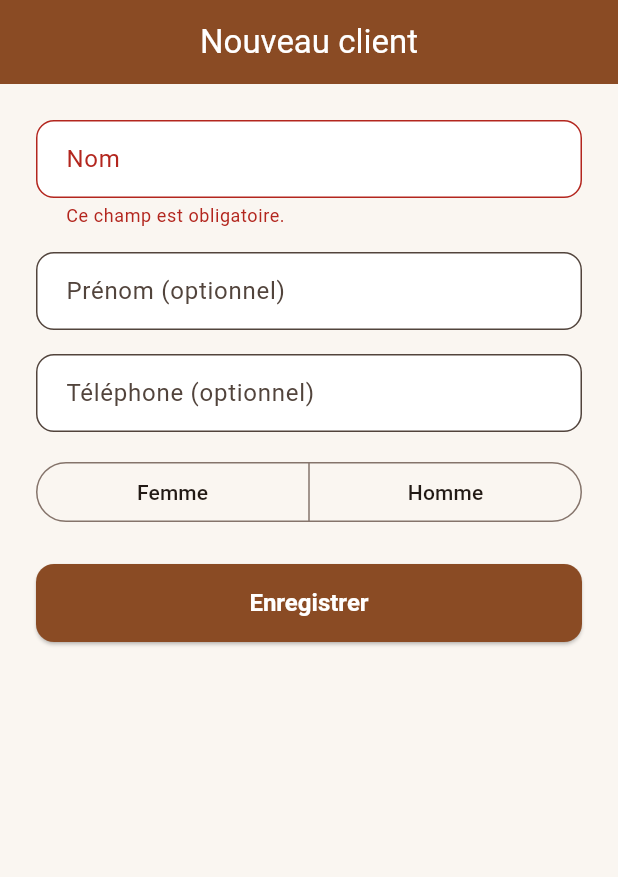
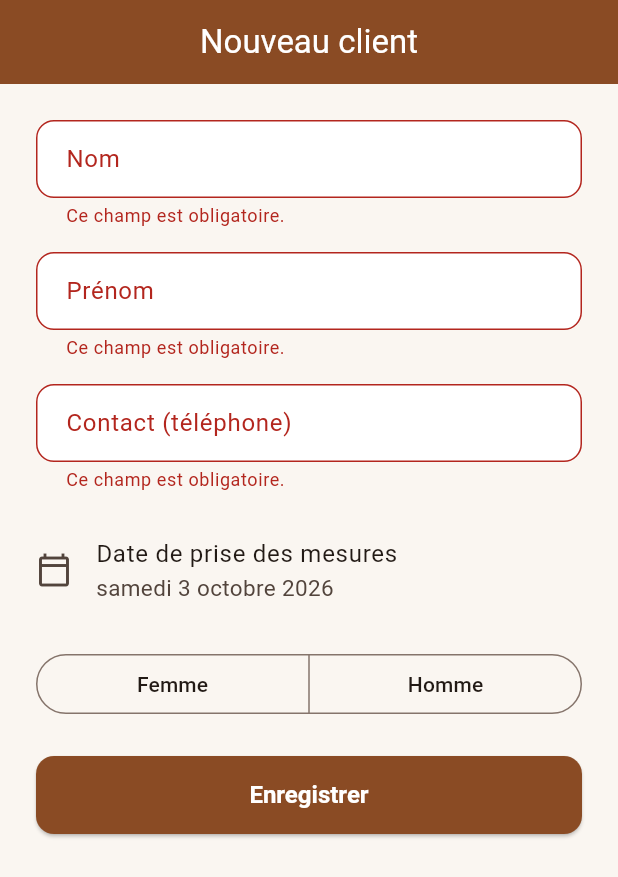
Before and after one commit to ouattaradanou-debug/forevercare-ai, a Flutter app: the EcranFormulaireClient screen opened by its route, after a tap on "Enregistrer", on a phone screen of 412 x 824 dp. Shown: the top 877 px of the screen. Run offline on Flutter 3.47's test engine with Material 3 defaults, Android fonts, the phone set to English and light mode, and no system bars; our stand-ins replace connectivity_plus, drift, flutter_image_compress, flutter_local_notifications, flutter_riverpod, flutter_timezone and 9 more; accounts and stored records are empty; generated files the repository leaves out were written again.

Commit message:
fix(atelier_plus): aligne le client sur la vraie base (prénom/téléphone/sexe obligatoires + date de prise des mesures)
La table clients exige prenom/telephone/sexe/date_prise_mesures en NOT
NULL — le formulaire les traitait comme optionnels et ignorait complètement
la date de prise des mesures. Corrige le modèle, le cache local (nouvelle
colonne + migration), le repository et le formulaire en conséquence.

Étape intermédiaire avant la reconstruction complète de l'écran "Nouveau
client" en un seul formulaire (infos + mesures + photos + finances +
rendez-vous), en attente de captures d'écran supplémentaires de l'ancienne
version.

Co-Authored-By: Claude Sonnet 5 <noreply@anthropic.com>
Claude-Session: https://claude.ai/code/session_01HPRTXPCgGzxUX9YW2QHUsa

```diff
--- a/atelier_plus/lib/data/models/client.dart
+++ b/atelier_plus/lib/data/models/client.dart
@@ -4,30 +4,33 @@ class Client {
     required this.id,
     required this.atelierId,
     required this.nom,
-    this.prenom,
-    this.telephone,
-    this.sexe,
+    required this.prenom,
+    required this.telephone,
+    required this.sexe,
+    required this.datePriseMesures,
     required this.updatedAt,
   });
 
   final String id;
   final String atelierId;
   final String nom;
-  final String? prenom;
-  final String? telephone;
-  final String? sexe;
+  final String prenom;
+  final String telephone;
+  final String sexe;
+  final DateTime datePriseMesures;
   final DateTime updatedAt;
 
-  String get nomComplet => prenom == null || prenom!.isEmpty ? nom : '$nom $prenom';
+  String get nomComplet => prenom.isEmpty ? nom : '$nom $prenom';
 
   factory Client.depuisJson(Map<String, dynamic> json) {
     return Client(
       id: json['id'] as String,
       atelierId: json['atelier_id'] as String,
       nom: json['nom'] as String,
-      prenom: json['prenom'] as String?,
-      telephone: json['telephone'] as String?,
-      sexe: json['sexe'] as String?,
+      prenom: json['prenom'] as String,
+      telephone: json['telephone'] as String,
+      sexe: json['sexe'] as String,
+      datePriseMesures: DateTime.parse(json['date_prise_mesures'] as String),
       updatedAt: DateTime.parse(json['updated_at'] as String),
     );
   }
@@ -44,6 +47,9 @@ class Client {
       'prenom': prenom,
       'telephone': telephone,
       'sexe': sexe,
+      'date_prise_mesures': '${datePriseMesures.year.toString().padLeft(4, '0')}-'
+          '${datePriseMesures.month.toString().padLeft(2, '0')}-'
+          '${datePriseMesures.day.toString().padLeft(2, '0')}',
       'updated_at': updatedAt.toIso8601String(),
     };
   }
--- a/atelier_plus/lib/data/sync/sync_engine.dart
+++ b/atelier_plus/lib/data/sync/sync_engine.dart
@@ -115,6 +115,7 @@ class SyncEngine {
           prenom: c.prenom,
           telephone: c.telephone,
           sexe: c.sexe,
+          datePriseMesures: c.datePriseMesures,
           updatedAt: c.updatedAt,
         );
         break;
--- a/atelier_plus/lib/features/clients/presentation/ecran_formulaire_client.dart
+++ b/atelier_plus/lib/features/clients/presentation/ecran_formulaire_client.dart
@@ -3,6 +3,7 @@ import 'package:flutter_riverpod/flutter_riverpod.dart';
 import 'package:go_router/go_router.dart';
 
 import '../../../core/router/app_router.dart';
+import '../../../core/utils/formatters.dart';
 import '../../../core/utils/validators.dart';
 import '../../../data/models/client.dart';
 import '../../auth/providers/auth_providers.dart';
@@ -24,6 +25,7 @@ class _EcranFormulaireClientState extends ConsumerState<EcranFormulaireClient> {
   late final TextEditingController _prenomCtrl;
   late final TextEditingController _telephoneCtrl;
   String? _sexe;
+  DateTime? _datePriseMesures;
   bool _chargement = false;
   String? _erreur;
 
@@ -37,6 +39,7 @@ class _EcranFormulaireClientState extends ConsumerState<EcranFormulaireClient> {
     _prenomCtrl = TextEditingController(text: client?.prenom ?? '');
     _telephoneCtrl = TextEditingController(text: client?.telephone ?? '');
     _sexe = client?.sexe;
+    _datePriseMesures = client?.datePriseMesures ?? DateTime.now();
   }
 
   @override
@@ -47,8 +50,22 @@ class _EcranFormulaireClientState extends ConsumerState<EcranFormulaireClient> {
     super.dispose();
   }
 
+  Future<void> _choisirDate() async {
+    final choisie = await showDatePicker(
+      context: context,
+      initialDate: _datePriseMesures ?? DateTime.now(),
+      firstDate: DateTime(2020),
+      lastDate: DateTime.now().add(const Duration(days: 365)),
+    );
+    if (choisie != null) setState(() => _datePriseMesures = choisie);
+  }
+
   Future<void> _enregistrer() async {
     if (!_formKey.currentState!.validate()) return;
+    if (_sexe == null) {
+      setState(() => _erreur = 'Choisissez le sexe du client.');
+      return;
+    }
     setState(() {
       _chargement = true;
       _erreur = null;
@@ -61,18 +78,20 @@ class _EcranFormulaireClientState extends ConsumerState<EcranFormulaireClient> {
         client = await repo.modifierClient(
           widget.clientExistant!,
           nom: _nomCtrl.text.trim(),
-          prenom: _videVersNull(_prenomCtrl.text),
-          telephone: _videVersNull(_telephoneCtrl.text),
+          prenom: _prenomCtrl.text.trim(),
+          telephone: _telephoneCtrl.text.trim(),
           sexe: _sexe,
+          datePriseMesures: _datePriseMesures,
         );
       } else {
         final utilisateur = await ref.read(utilisateurCourantProvider.future);
         client = await repo.creerClient(
           atelierId: utilisateur!.atelierId,
           nom: _nomCtrl.text.trim(),
-          prenom: _videVersNull(_prenomCtrl.text),
-          telephone: _videVersNull(_telephoneCtrl.text),
-          sexe: _sexe,
+          prenom: _prenomCtrl.text.trim(),
+          telephone: _telephoneCtrl.text.trim(),
+          sexe: _sexe!,
+          datePriseMesures: _datePriseMesures ?? DateTime.now(),
         );
       }
       if (mounted) context.pushReplacement(AppRoutes.ficheClient(client.id));
@@ -82,8 +101,6 @@ class _EcranFormulaireClientState extends ConsumerState<EcranFormulaireClient> {
       if (mounted) setState(() => _chargement = false);
     }
   }
-
-  String? _videVersNull(String valeur) => valeur.trim().isEmpty ? null : valeur.trim();
 
   @override
   Widget build(BuildContext context) {
@@ -105,13 +122,27 @@ class _EcranFormulaireClientState extends ConsumerState<EcranFormulaireClient> {
                 const SizedBox(height: 16),
                 TextFormField(
                   controller: _prenomCtrl,
-                  decoration: const InputDecoration(labelText: 'Prénom (optionnel)'),
+                  decoration: const InputDecoration(labelText: 'Prénom'),
+                  validator: Validators.nomRequis,
                 ),
                 const SizedBox(height: 16),
                 TextFormField(
                   controller: _telephoneCtrl,
                   keyboardType: TextInputType.phone,
-                  decoration: const InputDecoration(labelText: 'Téléphone (optionnel)'),
+                  decoration: const InputDecoration(labelText: 'Contact (téléphone)'),
+                  validator: Validators.nomRequis,
+                ),
+                const SizedBox(height: 16),
+                ListTile(
+                  contentPadding: EdgeInsets.zero,
+                  leading: const Icon(Icons.calendar_today_outlined),
+                  title: const Text('Date de prise des mesures'),
+                  subtitle: Text(
+                    _datePriseMesures == null
+                        ? 'Non renseignée'
+                        : Formatters.dateLongue(_datePriseMesures!),
+                  ),
+                  onTap: _choisirDate,
                 ),
                 const SizedBox(height: 16),
                 SegmentedButton<String>(
```
Also changed, not shown: atelier_plus/lib/data/local/database.dart (+17 -1 lines), atelier_plus/lib/features/clients/data/clients_repository.dart (+8 -3 lines), atelier_plus/lib/features/clients/providers/clients_providers.dart (+8 -6 lines).
